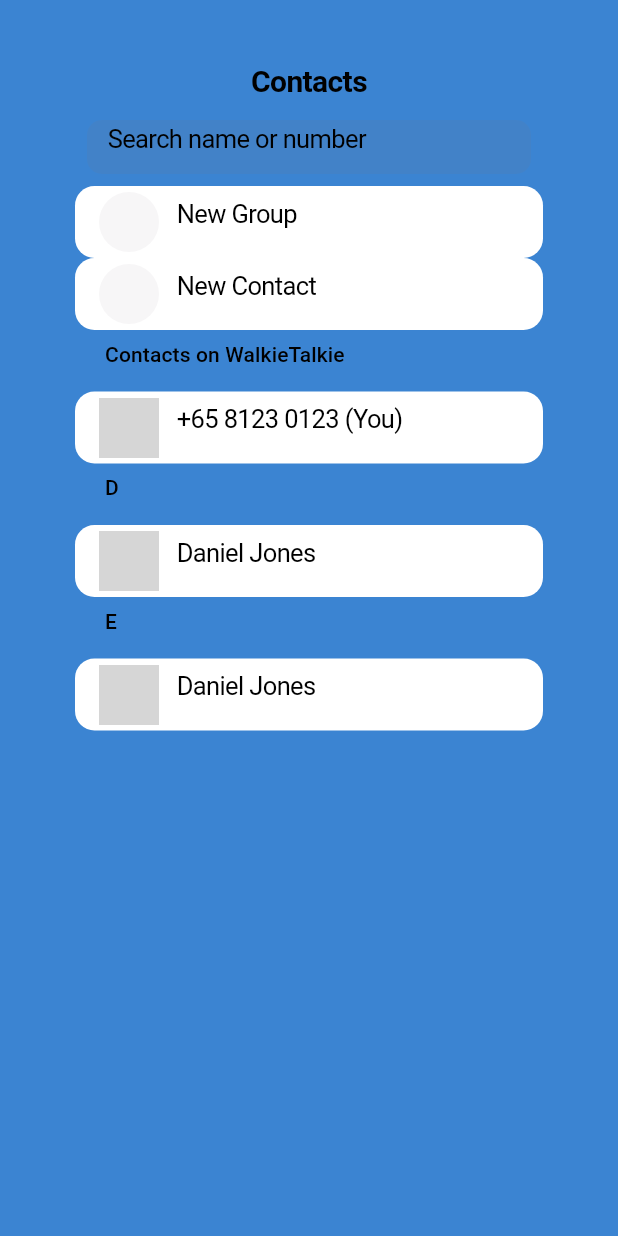
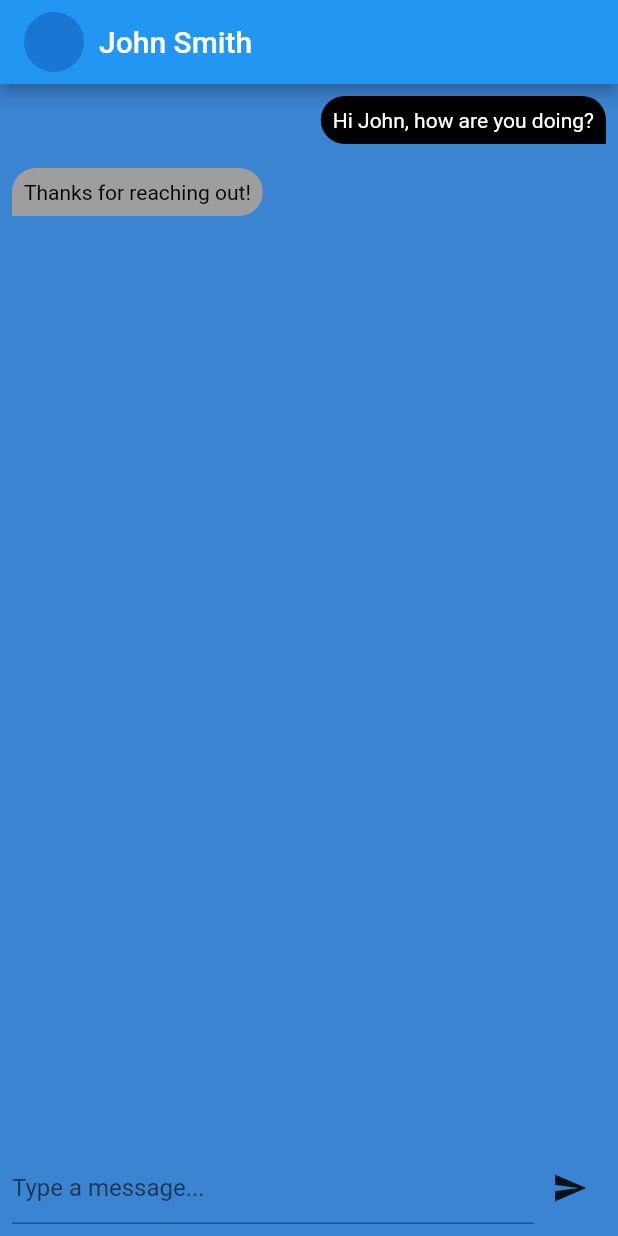
Before and after one commit to AnnieTranHope24/Walkie-Talkie, a Flutter app: the screen it shows after launch, on a phone screen of 412 x 824 dp. Run offline on Flutter 3.47's test engine with Material 2 defaults, Android fonts, the phone set to English and light mode, and no system bars; Roboto replaces fonts that are missing (Archivo); grey boxes are pictures that could not be loaded.

Commit message:
Added chat and main screen for mockup

```diff
--- /dev/null
+++ b/client/lib/chatscreen.dart
@@ -0,0 +1,94 @@
+import 'package:flutter/material.dart';
+
+class ChatScreen extends StatelessWidget {
+  ChatScreen({super.key});
+  TextEditingController messageController = TextEditingController();
+
+  @override
+  Widget build(BuildContext context) {
+    return Scaffold(
+      appBar: AppBar(
+        title: Row(
+          children: [
+            CircleAvatar(),
+            SizedBox(width: 10),
+            Text('John Smith'),
+          ],
+        ),
+      ),
+      body: Column(
+        children: [
+          Expanded(
+            child: ListView(
+              children: [
+                ChatBubble(
+                  text: "Hi John, how are you doing?",
+                  isMe: true,
+                ),
+                ChatBubble(
+                  text: "Thanks for reaching out!",
+                  isMe: false,
+                ),
+              ],
+            ),
+          ),
+          Container(
+            padding: EdgeInsets.all(8.0),
+            child: Row(
+              children: [
+                Expanded(
+                  child: TextField(
+                    controller: messageController,
+                    decoration: InputDecoration(
+                      hintText: 'Type a message...',
+                    ),
+                  ),
+                ),
+                IconButton(
+                  icon: Icon(Icons.send),
+                  onPressed: () {},
+                ),
+              ],
+            ),
+          ),
+        ],
+      ),
+    );
+  }
+}
+
+class ChatBubble extends StatelessWidget {
+  final String text;
+  final bool isMe;
+  ChatBubble({required this.text, required this.isMe});
+  @override
+  Widget build(BuildContext context) {
+    return Align(
+      alignment: isMe ? Alignment.centerRight : Alignment.centerLeft,
+      child: Container(
+        padding: EdgeInsets.all(8.0),
+        margin: EdgeInsets.all(8.0),
+        decoration: BoxDecoration(
+          color: isMe ? Colors.black : Colors.grey,
+          borderRadius: isMe
+              ? BorderRadius.only(
+                  topLeft: Radius.circular(20.0),
+                  bottomLeft: Radius.circular(20.0),
+                  topRight: Radius.circular(20.0),
+                )
+              : BorderRadius.only(
+                  topRight: Radius.circular(20.0),
+                  bottomRight: Radius.circular(20.0),
+                  topLeft: Radius.circular(20.0),
+                ),
+        ),
+        child: Text(
+          text,
+          style: TextStyle(
+            color: isMe ? Colors.white : Colors.black,
+          ),
+        ),
+      ),
+    );
+  }
+}
--- a/client/lib/main.dart
+++ b/client/lib/main.dart
@@ -1,5 +1,7 @@
 import 'package:client/contacts.dart';
+import 'package:client/main_screen.dart';
 import 'package:flutter/material.dart';
+import 'package:client/chatscreen.dart';
 
 void main() {
   runApp(const MainApp());
@@ -14,7 +16,7 @@ class MainApp extends StatelessWidget {
       theme: ThemeData.light().copyWith(
         scaffoldBackgroundColor: const Color.fromARGB(255, 59, 132, 210),
       ),
-      home: const Contacts(),
+      home: ChatScreen(),
     );
   }
 }
```
Also changed, not shown: client/lib/main_screen.dart (added, +81 -0 lines).
